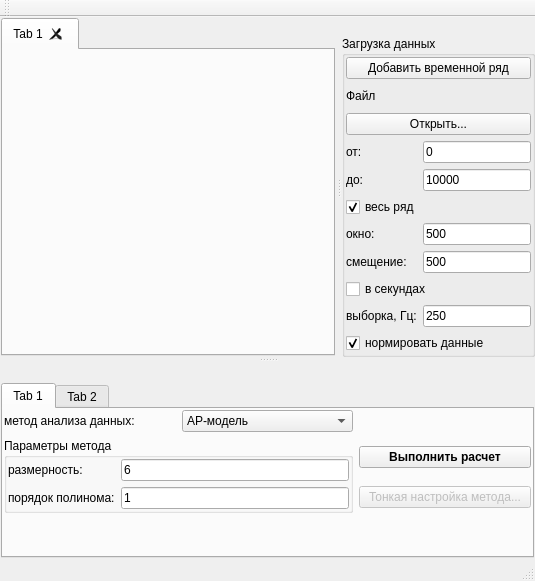
Qt form src/mainwindow.ui (zOrg1331/qznonstat) before a commit.
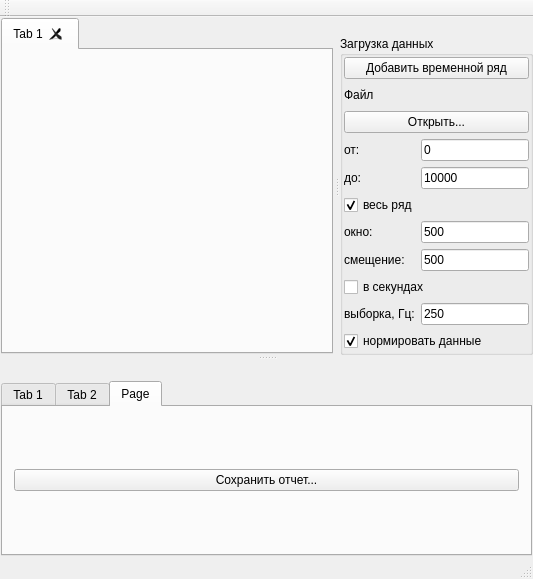
The same form after that commit. The open tabs and pages were chosen to show the change.

```diff
--- a/src/mainwindow.ui
+++ b/src/mainwindow.ui
@@ -6,8 +6,8 @@
    <rect>
     <x>0</x>
     <y>0</y>
-    <width>535</width>
-    <height>581</height>
+    <width>533</width>
+    <height>579</height>
    </rect>
   </property>
   <property name="windowTitle">
@@ -376,6 +376,20 @@
          </item>
         </layout>
        </widget>
+       <widget class="QWidget" name="tab">
+        <attribute name="title">
+         <string>Page</string>
+        </attribute>
+        <layout class="QHBoxLayout" name="horizontalLayout_4">
+         <item>
+          <widget class="QPushButton" name="saveReportButton">
+           <property name="text">
+            <string>Сохранить отчет...</string>
+           </property>
+          </widget>
+         </item>
+        </layout>
+       </widget>
       </widget>
      </item>
     </layout>
```
Left out of the diff: 2 changed lines with no effect on the pictures.
